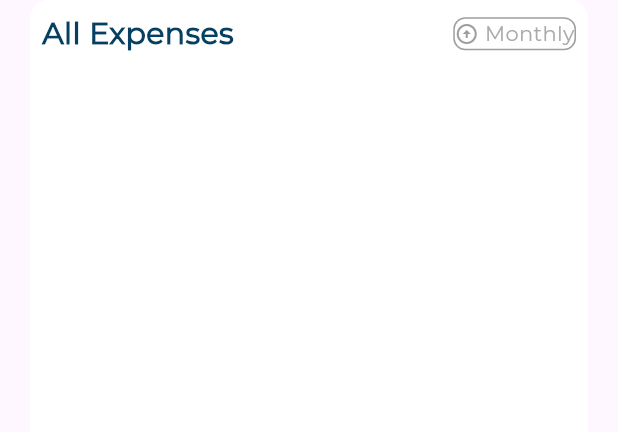
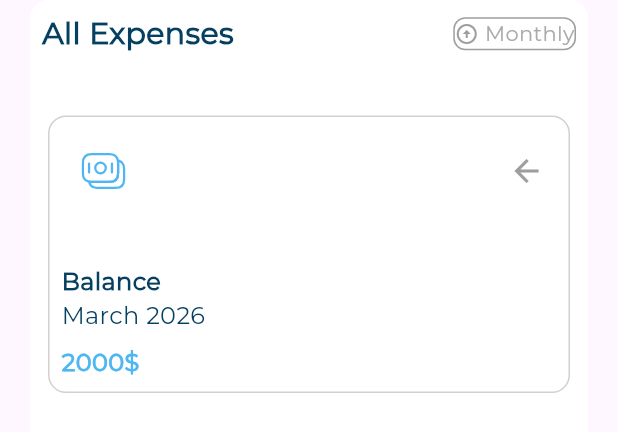
Before and after one commit to karimmohamed0270/Responsive-Dashboard, a Flutter app: the Allexpenses widget shown alone on an empty page, opened directly, on a phone screen of 412 x 824 dp. Shown: the top 432 px of the screen. Run offline on Flutter 3.47's test engine with Material 3 defaults, Android fonts, the phone set to English and light mode, and no system bars; our stand-ins replace flutter_svg.

Commit message:
All expenses Item

```diff
--- /dev/null
+++ b/lib/models/allexpenses_item.dart
@@ -0,0 +1,13 @@
+class AllexpensesItemModel {
+  final String title;
+  final String image;
+  final String date;
+  final String price;
+
+  AllexpensesItemModel({
+    required this.title,
+    required this.image,
+    required this.date,
+    required this.price,
+  });
+}
--- a/lib/widgets/allexpenses.dart
+++ b/lib/widgets/allexpenses.dart
@@ -1,5 +1,8 @@
 import 'package:flutter/material.dart';
+import 'package:responesive_dashboard/models/allexpenses_item.dart';
+import 'package:responesive_dashboard/utils/appImages.dart';
 import 'package:responesive_dashboard/widgets/allexpensesheader.dart';
+import 'package:responesive_dashboard/widgets/allexpensesitem.dart';
 
 class Allexpenses extends StatelessWidget {
   const Allexpenses({super.key});
@@ -19,6 +22,18 @@ class Allexpenses extends StatelessWidget {
           children: [
             // 1
             Allexpensesheader(),
+
+            SizedBox(height: 20),
+
+            //  items
+            Allexpensesitem(
+              item: AllexpensesItemModel(
+                title: "Balance",
+                image: Assets.imagesBalance,
+                date: "March 2026",
+                price: "2000\$",
+              ),
+            ),
           ],
         ),
       ),
--- /dev/null
+++ b/lib/widgets/allexpensesitem.dart
@@ -0,0 +1,46 @@
+import 'package:flutter/material.dart';
+import 'package:responesive_dashboard/models/allexpenses_item.dart';
+import 'package:responesive_dashboard/utils/app_style.dart';
+import 'package:responesive_dashboard/widgets/allexpensesitemheader.dart';
+
+class Allexpensesitem extends StatelessWidget {
+  const Allexpensesitem({super.key, required this.item});
+
+  final AllexpensesItemModel item;
+
+  @override
+  Widget build(BuildContext context) {
+    return Padding(
+      padding: const EdgeInsets.all(12.0),
+      child: Container(
+        decoration: ShapeDecoration(
+          // color: Color.fromARGB(255, 250, 232, 232),
+          shape: RoundedRectangleBorder(
+            borderRadius: BorderRadius.circular(12),
+            side: BorderSide(
+              color: const Color.fromARGB(255, 211, 208, 208),
+              width: 1,
+            ),
+          ),
+        ),
+        child: Padding(
+          padding: const EdgeInsets.all(8.0),
+          child: Column(
+            crossAxisAlignment: CrossAxisAlignment.start,
+            children: [
+              Padding(
+                padding: const EdgeInsets.all(8.0),
+                child: Allexpensesitemheader(item: item),
+              ),
+              SizedBox(height: 34),
+              Text(item.title, style: AppStyles.styleSemiBold16),
+              Text(item.date, style: AppStyles.styleRegular16),
+              SizedBox(height: 8),
+              Text(item.price, style: AppStyles.styleBold16),
+            ],
+          ),
+        ),
+      ),
+    );
+  }
+}
--- /dev/null
+++ b/lib/widgets/allexpensesitemheader.dart
@@ -0,0 +1,28 @@
+import 'package:flutter/material.dart';
+import 'package:flutter_svg/svg.dart';
+import 'package:responesive_dashboard/models/allexpenses_item.dart';
+
+class Allexpensesitemheader extends StatelessWidget {
+  const Allexpensesitemheader({super.key, required this.item});
+
+  final AllexpensesItemModel item;
+
+  @override
+  Widget build(BuildContext context) {
+    return Container(
+      child: Row(
+        children: [
+          CircleAvatar(
+            radius: 20,
+            backgroundColor: const Color.fromARGB(0, 255, 252, 252),
+            child: SvgPicture.asset(item.image),
+          ),
+
+          Expanded(child: SizedBox()),
+
+          Icon(Icons.arrow_back, color: Colors.grey),
+        ],
+      ),
+    );
+  }
+}
```
